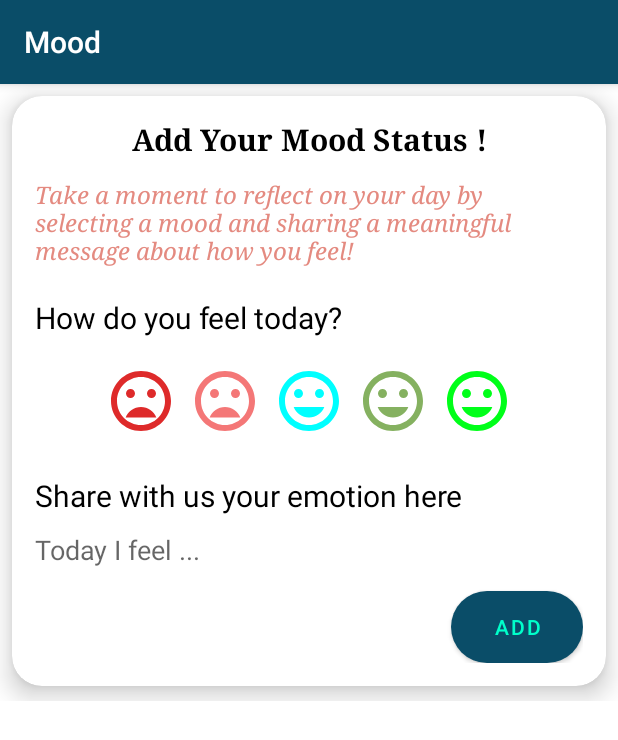
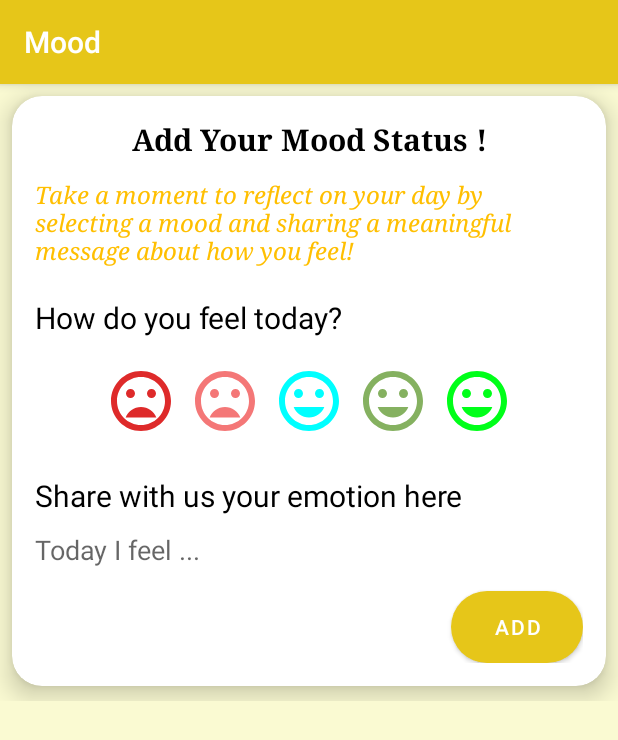
Before and after one commit to congbangitiu/RydRotin-Habit-Tracker, an Android app: the MoodActivity screen opened directly, with no data from a screen before it, on a phone screen of 412 x 824 dp. Shown: the top 740 px of the screen. Run offline under Robolectric (Android 15) with nearby library versions, the phone set to English and light mode, and no system bars; our stand-ins replace Room's generated code.

Commit message:
Modify UI for small components

```diff
--- a/app/src/main/AndroidManifest.xml
+++ b/app/src/main/AndroidManifest.xml
@@ -12,7 +12,7 @@
         android:label="@string/app_name"
         android:roundIcon="@mipmap/ic_launcher_round"
         android:supportsRtl="false"
-        android:theme="@style/Theme.ZHabits"
+        android:theme="@style/Theme.RydRotin"
         tools:targetApi="31">
         <activity
             android:name=".ui.mood.MoodActivity"
@@ -32,7 +32,7 @@
         <activity
             android:name=".MainActivity"
             android:exported="true"
-            android:theme="@style/Theme.ZHabits.NoActionBar">
+            android:theme="@style/Theme.RydRotin.NoActionBar">
             <intent-filter>
                 <action android:name="android.intent.action.MAIN" />
 
--- a/app/src/main/java/com/zkrallah/z_habits/ui/home/HomeActivity.kt
+++ b/app/src/main/java/com/zkrallah/z_habits/ui/home/HomeActivity.kt
@@ -13,6 +13,7 @@ import androidx.lifecycle.ViewModelProvider
 import com.github.mikephil.charting.data.*
 import com.github.mikephil.charting.formatter.IndexAxisValueFormatter
 import com.github.mikephil.charting.utils.ColorTemplate
+import com.zkrallah.z_habits.R
 import com.zkrallah.z_habits.databinding.ActivityHomeBinding
 import com.zkrallah.z_habits.ui.habits.HabitsActivity
 import com.zkrallah.z_habits.ui.history.HistoryActivity
--- a/app/src/main/res/drawable/dialog_bg.xml
+++ b/app/src/main/res/drawable/dialog_bg.xml
@@ -1,8 +1,7 @@
 <?xml version="1.0" encoding="utf-8"?>
 <shape xmlns:android="http://schemas.android.com/apk/res/android">
     <solid
-        android:color="@color/dark_green"/>
+        android:color="@color/dark_yellow"/>
     <corners
         android:radius="30dp" />
-
 </shape>
--- a/app/src/main/res/drawable/ic_baseline_local_fire_department_24.xml
+++ b/app/src/main/res/drawable/ic_baseline_local_fire_department_24.xml
@@ -1,4 +1,4 @@
-<vector android:height="24dp" android:tint="#FFBB00"
+<vector android:height="24dp" android:tint="@color/white"
     android:viewportHeight="24" android:viewportWidth="24"
     android:width="24dp" xmlns:android="http://schemas.android.com/apk/res/android">
     <path android:fillColor="@android:color/white" android:pathData="M19.48,12.35c-1.57,-4.08 -7.16,-4.3 -5.81,-10.23c0.1,-0.44 -0.37,-0.78 -0.75,-0.55C9.29,3.71 6.68,8 8.87,13.62c0.18,0.46 -0.36,0.89 -0.75,0.59c-1.81,-1.37 -2,-3.34 -1.84,-4.75c0.06,-0.52 -0.62,-0.77 -0.91,-0.34C4.69,10.16 4,11.84 4,14.37c0.38,5.6 5.11,7.32 6.81,7.54c2.43,0.31 5.06,-0.14 6.95,-1.87C19.84,18.11 20.6,15.03 19.48,12.35zM10.2,17.38c1.44,-0.35 2.18,-1.39 2.38,-2.31c0.33,-1.43 -0.96,-2.83 -0.09,-5.09c0.33,1.87 3.27,3.04 3.27,5.08C15.84,17.59 13.1,19.76 10.2,17.38z"/>
--- a/app/src/main/res/drawable/ic_baseline_search_24.xml
+++ b/app/src/main/res/drawable/ic_baseline_search_24.xml
@@ -1,4 +1,4 @@
-<vector android:height="24dp" android:tint="#000000"
+<vector android:height="24dp" android:tint="@color/white"
     android:viewportHeight="24" android:viewportWidth="24"
     android:width="24dp" xmlns:android="http://schemas.android.com/apk/res/android">
     <path android:fillColor="@android:color/white" android:pathData="M15.5,14h-0.79l-0.28,-0.27C15.41,12.59 16,11.11 16,9.5 16,5.91 13.09,3 9.5,3S3,5.91 3,9.5 5.91,16 9.5,16c1.61,0 3.09,-0.59 4.23,-1.57l0.27,0.28v0.79l5,4.99L20.49,19l-4.99,-5zM9.5,14C7.01,14 5,11.99 5,9.5S7.01,5 9.5,5 14,7.01 14,9.5 11.99,14 9.5,14z"/>
--- a/app/src/main/res/layout/activity_habits.xml
+++ b/app/src/main/res/layout/activity_habits.xml
@@ -4,6 +4,7 @@
     xmlns:tools="http://schemas.android.com/tools"
     android:layout_width="match_parent"
     android:layout_height="match_parent"
+    android:background="@color/light_yellow"
     tools:context=".ui.habits.HabitsActivity">
 
     <androidx.recyclerview.widget.RecyclerView
--- a/app/src/main/res/layout/activity_history.xml
+++ b/app/src/main/res/layout/activity_history.xml
@@ -4,6 +4,7 @@
     xmlns:tools="http://schemas.android.com/tools"
     android:layout_width="match_parent"
     android:layout_height="match_parent"
+    android:background="@color/light_yellow"
     tools:context=".ui.history.HistoryActivity">
 
     <androidx.recyclerview.widget.RecyclerView
--- a/app/src/main/res/layout/activity_main.xml
+++ b/app/src/main/res/layout/activity_main.xml
@@ -4,6 +4,7 @@
     xmlns:tools="http://schemas.android.com/tools"
     android:layout_width="match_parent"
     android:layout_height="match_parent"
+    android:background="@color/light_yellow"
     tools:context=".MainActivity">
 
     <ImageView
@@ -20,6 +21,7 @@
         android:layout_width="wrap_content"
         android:layout_height="wrap_content"
         android:text="RydRotin"
+        android:textFontWeight="600"
         app:layout_constraintBottom_toBottomOf="parent"
         app:layout_constraintEnd_toEndOf="parent"
         app:layout_constraintStart_toStartOf="parent"
@@ -36,7 +38,8 @@
         android:layout_marginStart="10dp"
         android:text="Start Today, Perfect Tomorrow"
         android:textSize="18sp"
-        android:textColor="@color/light_red"
+        android:textColor="@color/medium_yellow"
+        android:textFontWeight="500"
         app:fontFamily="sans-serif-light"
         app:layout_constraintEnd_toEndOf="parent"
         app:layout_constraintStart_toStartOf="parent"
--- a/app/src/main/res/layout/activity_mood.xml
+++ b/app/src/main/res/layout/activity_mood.xml
@@ -5,7 +5,8 @@
     xmlns:app="http://schemas.android.com/apk/res-auto"
     xmlns:tools="http://schemas.android.com/tools"
     android:layout_width="match_parent"
-    android:layout_height="wrap_content">
+    android:layout_height="wrap_content"
+    android:background="@color/light_yellow">
 
     <androidx.constraintlayout.widget.ConstraintLayout
         android:layout_width="match_parent"
@@ -52,7 +53,7 @@
                 android:maxWidth="200dp"
                 android:layout_marginTop="12dp"
                 android:text="Take a moment to reflect on your day by selecting a mood and sharing a meaningful message about how you feel!"
-                android:textColor="@color/light_red"
+                android:textColor="@color/medium_yellow"
                 android:textSize="16sp"
                 app:fontFamily="serif"
                 android:textStyle="italic"
@@ -163,6 +164,8 @@
                 android:layout_width="wrap_content"
                 android:layout_height="wrap_content"
                 android:layout_marginTop="15dp"
+                android:textColor="@color/white"
+                android:textFontWeight="500"
                 android:background="@drawable/dialog_bg"
                 app:layout_constraintTop_toBottomOf="@+id/edit_message"
                 app:layout_constraintEnd_toEndOf="parent" />
--- a/app/src/main/res/layout/edit_habit_dialog.xml
+++ b/app/src/main/res/layout/edit_habit_dialog.xml
@@ -10,7 +10,7 @@
         android:layout_width="match_parent"
         android:layout_height="match_parent"
         android:ems="10"
-        android:hint="New Count..."
+        android:hint="New count..."
         android:inputType="numberDecimal"
         android:textColor="#000"
         app:layout_constraintStart_toStartOf="parent"
--- a/app/src/main/res/layout/habit_history_dialog.xml
+++ b/app/src/main/res/layout/habit_history_dialog.xml
@@ -10,7 +10,7 @@
         android:layout_width="wrap_content"
         android:layout_height="wrap_content"
         android:text="streak"
-        android:textColor="#FFBB00"
+        android:textColor="@color/white"
         android:textSize="18sp"
         app:layout_constraintTop_toTopOf="parent"
         app:layout_constraintStart_toStartOf="parent"
--- a/app/src/main/res/layout/habit_item.xml
+++ b/app/src/main/res/layout/habit_item.xml
@@ -37,7 +37,7 @@
             android:layout_height="wrap_content"
             android:layout_marginTop="8dp"
             android:text="Count"
-            android:textColor="@color/light_red"
+            android:textColor="@color/brown"
             android:textSize="16sp"
             android:textStyle="italic"
             app:fontFamily="serif"
--- a/app/src/main/res/layout/mood_item.xml
+++ b/app/src/main/res/layout/mood_item.xml
@@ -19,7 +19,7 @@
             android:layout_width="wrap_content"
             android:layout_height="wrap_content"
             android:text="Date"
-            android:textColor="@color/titles"
+            android:textColor="@color/medium_yellow"
             android:layout_marginTop="12dp"
             android:layout_marginStart="15dp"
             android:textSize="18sp"
@@ -35,7 +35,7 @@
             android:layout_marginTop="8dp"
             android:layout_marginStart="15dp"
             android:text="Value"
-            android:textColor="#FF0000"
+            android:textColor="@color/brown"
             android:textSize="16sp"
             android:textStyle="italic"
             app:fontFamily="serif"
@@ -54,7 +54,7 @@
             android:maxWidth="200dp"
             android:text="Message"
             android:textIsSelectable="true"
-            android:textColor="@color/light_red"
+            android:textColor="@color/brown"
             android:textSize="16sp"
             android:textStyle="italic"
             app:fontFamily="serif"
--- a/app/src/main/res/layout/msg_dialog.xml
+++ b/app/src/main/res/layout/msg_dialog.xml
@@ -12,7 +12,7 @@
         android:layout_marginStart="18dp"
         android:layout_marginBottom="12dp"
         android:paddingEnd="8dp"
-        android:hint="Leave messages here ..."
+        android:hint="Share something..."
         android:background="@android:color/transparent"
         app:layout_constraintStart_toStartOf="parent"
         app:layout_constraintTop_toTopOf="parent"/>
--- a/app/src/main/res/values-night/themes.xml
+++ b/app/src/main/res/values-night/themes.xml
@@ -1,6 +1,6 @@
 <resources xmlns:tools="http://schemas.android.com/tools">
     <!-- Base application theme. -->
-    <style name="Theme.ZHabits" parent="Theme.MaterialComponents.DayNight.DarkActionBar">
+    <style name="Theme.RydRotin" parent="Theme.MaterialComponents.DayNight.DarkActionBar">
         <!-- Primary brand color. -->
         <item name="colorPrimary">@color/dark_green</item>
         <item name="colorPrimaryVariant">@color/mint_green</item>
@@ -11,14 +11,15 @@
         <item name="colorOnSecondary">@color/black</item>
         <!-- Status bar color. -->
         <item name="actionMenuTextColor">@color/black</item>
-        <item name="android:statusBarColor" >@color/dark_green</item>
+        <item name="android:statusBarColor">@color/dark_green</item>
         <item name="actionBarStyle">@style/Widget.MaterialComponents.ActionBar.Primary</item>
-        <!-- Customize your theme here. -->
     </style>
-    <style name="Theme.ZHabits.NoActionBar">
+
+    <style name="Theme.RydRotin.NoActionBar">
         <item name="windowActionBar">false</item>
         <item name="windowNoTitle">true</item>
     </style>
+
     <style name="MyDialogTheme" parent="Theme.AppCompat.Light.Dialog.Alert">
         <item name="android:background">@drawable/dialog_bg</item>
     </style>
--- a/app/src/main/res/values/colors.xml
+++ b/app/src/main/res/values/colors.xml
@@ -6,11 +6,15 @@
     <color name="teal_200">#FF03DAC5</color>
     <color name="teal_700">#FF018786</color>
     <color name="black">#FF000000</color>
-    <color name="white">#FFFFFFFF</color>
+    <color name="white">#FFFFFF</color>
+    <color name="brown">#704214</color>
 
 
     <!--COLOR PALETTE :-->
     <color name="dark_green">#0A4D68</color>
+    <color name="dark_yellow">#E6C619</color>
+    <color name="light_yellow">#FAFAD2</color>
+    <color name="medium_yellow">#FFBF00</color>
     <color name="dark_black">#000000</color>
     <color name="mint_green">#088395</color>
     <color name="teal_dark">#05BFDB</color>
--- a/app/src/main/res/values/themes.xml
+++ b/app/src/main/res/values/themes.xml
@@ -1,24 +1,25 @@
 <resources xmlns:tools="http://schemas.android.com/tools">
     <!-- Base application theme. -->
-    <style name="Theme.ZHabits" parent="Theme.MaterialComponents.DayNight.DarkActionBar">
+    <style name="Theme.RydRotin" parent="Theme.MaterialComponents.DayNight.DarkActionBar">
         <!-- Primary brand color. -->
-        <item name="colorPrimary">@color/dark_green</item>
+        <item name="colorPrimary">@color/dark_yellow</item>
         <item name="colorPrimaryVariant">@color/mint_green</item>
-        <item name="colorOnPrimary">@color/teal_light</item>
+        <item name="colorOnPrimary">@color/white</item>
         <!-- Secondary brand color. -->
-        <item name="colorSecondary">@color/teal_dark</item>
+        <item name="colorSecondary">@color/dark_yellow</item>
         <item name="colorSecondaryVariant">@color/heavy</item>
-        <item name="colorOnSecondary">@color/black</item>
+        <item name="colorOnSecondary">@color/white</item>
         <!-- Status bar color. -->
         <item name="actionMenuTextColor">@color/black</item>
         <item name="android:statusBarColor" >@color/dark_green</item>
         <item name="actionBarStyle">@style/Widget.MaterialComponents.ActionBar.Primary</item>
-        <!-- Customize your theme here. -->
     </style>
-    <style name="Theme.ZHabits.NoActionBar">
+
+    <style name="Theme.RydRotin.NoActionBar">
         <item name="windowActionBar">false</item>
         <item name="windowNoTitle">true</item>
     </style>
+
     <style name="MyDialogTheme" parent="Theme.AppCompat.Light.Dialog.Alert">
         <item name="android:background">@drawable/dialog_bg</item>
     </style>
```
Also changed, not shown: app/build.gradle (+5 -2 lines), app/src/main/res/layout/activity_home.xml (+6 -8 lines), app/src/main/res/layout/history_item.xml (+5 -3 lines).
